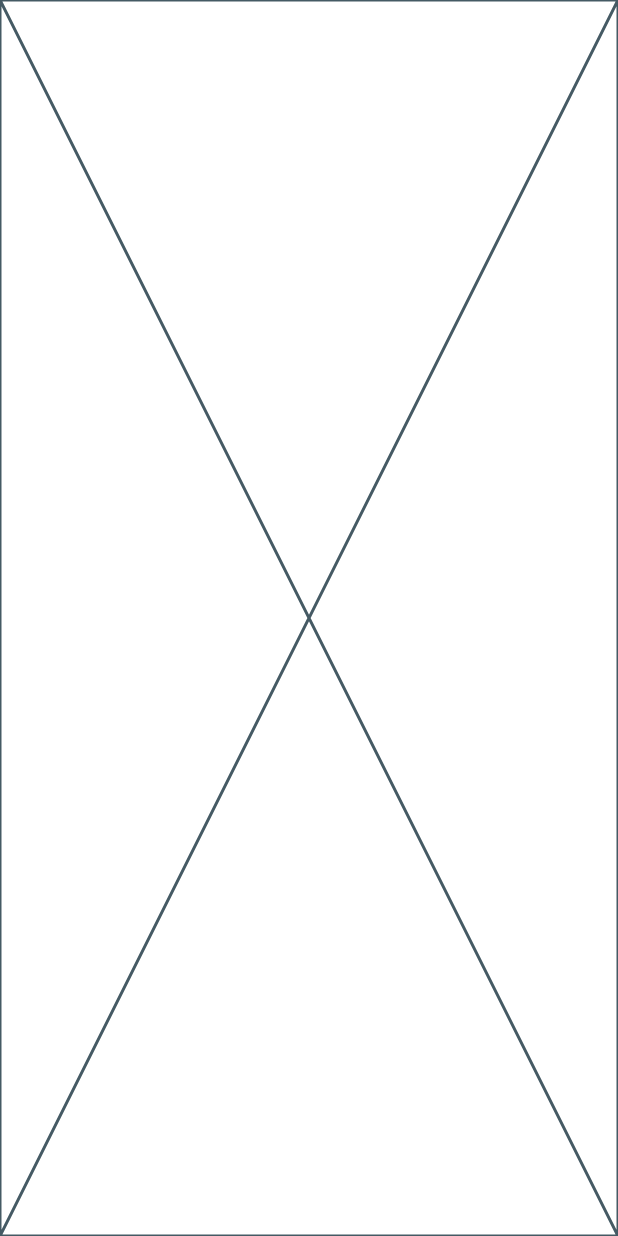
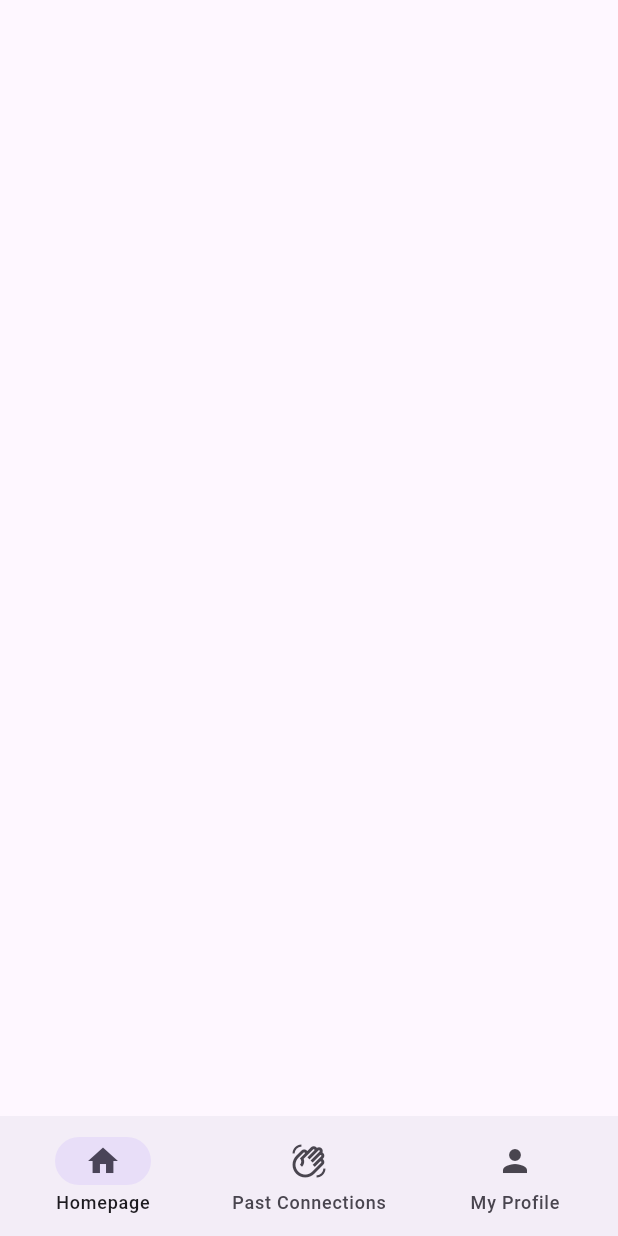
Before and after one commit to sariah-shoe/Hackathon-2025-Frontend, a Flutter app: the Login screen opened directly, after a tap on "Submit", on a phone screen of 412 x 824 dp. Run offline on Flutter 3.47's test engine with Material 3 defaults, Android fonts, the light colour scheme and no system bars.

Commit message:
Created basic navbar

```diff
--- a/serendipity_engine/lib/presentation/screens/home.dart
+++ b/serendipity_engine/lib/presentation/screens/home.dart
@@ -1,10 +1,28 @@
 import 'package:flutter/material.dart';
 
-class Home extends StatelessWidget {
-  const Home({super.key});
+class Home extends StatefulWidget {
+  Home({super.key});
+  @override
+  State<Home> createState() => _HomeState();
+}
+
+class _HomeState extends State<Home> {
+  int currentPage = 0;
 
   @override
   Widget build(BuildContext context) {
-    return const Placeholder();
+    return Scaffold(
+      bottomNavigationBar: NavigationBar(destinations: [
+        NavigationDestination(icon: Icon(Icons.home), label: "Homepage"),
+        NavigationDestination(icon: Icon(Icons.waving_hand_outlined), label: "Past Connections"),
+        NavigationDestination(icon: Icon(Icons.person), label: "My Profile")
+      ],
+      onDestinationSelected: (int index){
+        setState(() {
+          currentPage = index;
+        });
+      },
+      selectedIndex: currentPage,),
+    );
   }
 }
--- a/serendipity_engine/lib/presentation/screens/login.dart
+++ b/serendipity_engine/lib/presentation/screens/login.dart
@@ -61,7 +61,7 @@ class LoginState extends State<Login> {
             // );
             Navigator.push(
               context,
-              MaterialPageRoute(builder: (context) => const Home())
+              MaterialPageRoute(builder: (context) => Home())
             );
           },
           child: const Text("Submit"))
```
